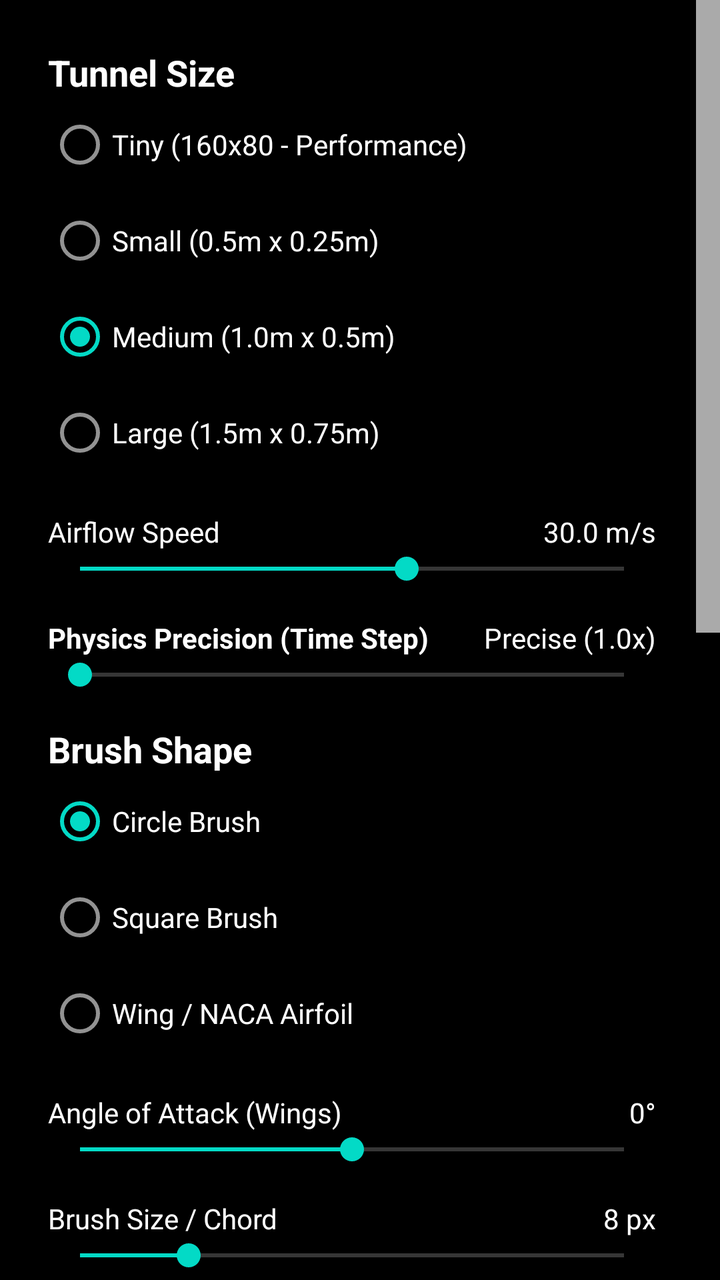
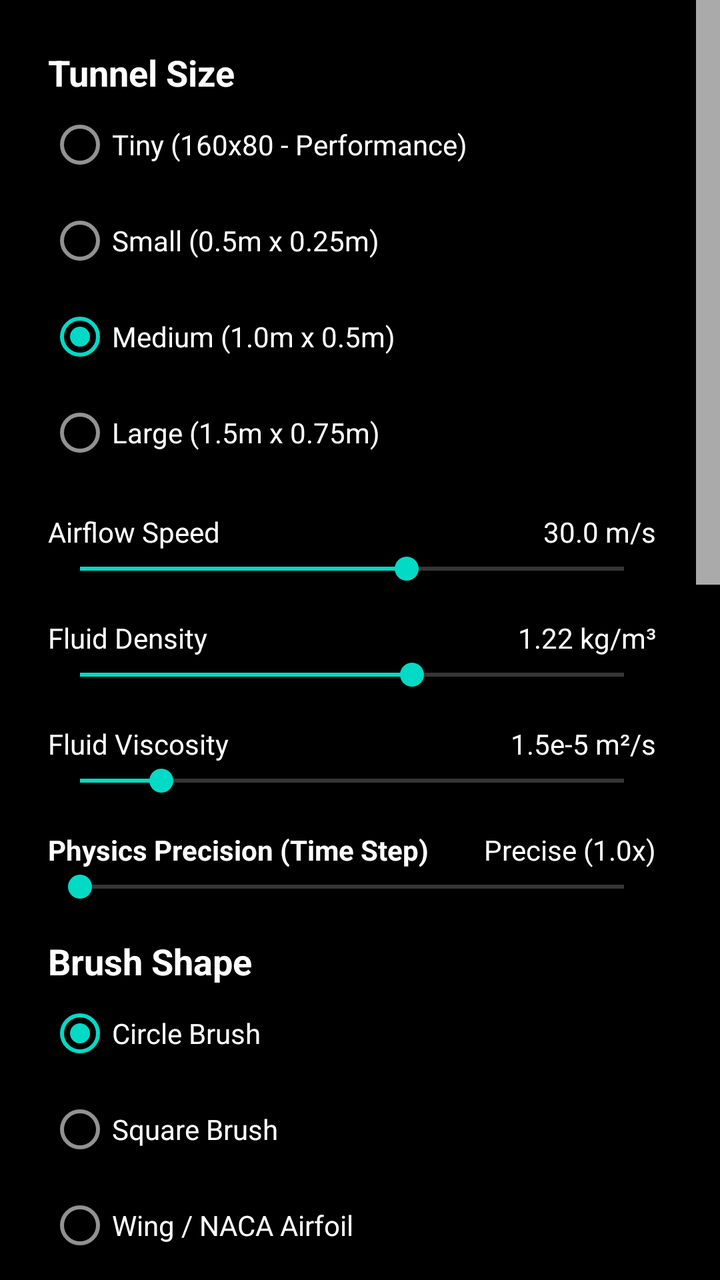

Before-and-after screenshots of an Android layout around one commit, followed by the original layout XML and the change that was made.
<!-- AndroidManifest.xml: application theme Theme.FluidSandbox -->
<!-- res/layout/settings_menu.xml -->
<?xml version="1.0" encoding="utf-8"?>
<androidx.core.widget.NestedScrollView xmlns:android="http://schemas.android.com/apk/res/android"
    android:layout_width="match_parent"
    android:layout_height="wrap_content"
    android:scrollbars="vertical"
    android:fadeScrollbars="false"
    android:scrollbarSize="12dp"
    android:scrollbarThumbVertical="@android:color/darker_gray"
    android:scrollbarStyle="insideOverlay">

    <LinearLayout
        android:layout_width="match_parent"
        android:layout_height="wrap_content"
        android:background="#E0000000"
        android:orientation="vertical"
        android:paddingTop="24dp"
        android:paddingBottom="24dp"
        android:paddingStart="24dp"
        android:paddingEnd="32dp">

        <TextView
            android:layout_width="wrap_content"
            android:layout_height="wrap_content"
            android:text="Tunnel Size"
            android:textColor="@android:color/white"
            android:textSize="18sp"
            android:textStyle="bold" />

        <RadioGroup
            android:id="@+id/rgSize"
            android:layout_width="match_parent"
            android:layout_height="wrap_content"
            android:orientation="vertical">

            <RadioButton
                android:id="@+id/rbTiny"
                android:layout_width="wrap_content"
                android:layout_height="wrap_content"
                android:text="Tiny (160x80 - Performance)"
                android:textColor="@android:color/white" />

            <RadioButton
                android:id="@+id/rbSmall"
                android:layout_width="wrap_content"
                android:layout_height="wrap_content"
                android:text="Small (0.5m x 0.25m)"
                android:textColor="@android:color/white" />

            <RadioButton
                android:id="@+id/rbMedium"
                android:layout_width="wrap_content"
                android:layout_height="wrap_content"
                android:checked="true"
                android:text="Medium (1.0m x 0.5m)"
                android:textColor="@android:color/white" />

            <RadioButton
                android:id="@+id/rbLarge"
                android:layout_width="wrap_content"
                android:layout_height="wrap_content"
                android:text="Large (1.5m x 0.75m)"
                android:textColor="@android:color/white" />
        </RadioGroup>

        <Space
            android:layout_width="match_parent"
            android:layout_height="16dp" />

        <LinearLayout
            android:layout_width="match_parent"
            android:layout_height="wrap_content"
            android:orientation="horizontal">

            <TextView
                android:layout_width="0dp"
                android:layout_height="wrap_content"
                android:layout_weight="1"
                android:text="Airflow Speed"
                android:textColor="@android:color/white" />

            <TextView
                android:id="@+id/tvSpeedValue"
                android:layout_width="wrap_content"
                android:layout_height="wrap_content"
                android:text="30.0 m/s"
                android:textColor="@android:color/white" />
        </LinearLayout>

        <SeekBar
            android:id="@+id/sbSpeed"
            android:layout_width="match_parent"
            android:layout_height="wrap_content"
            android:max="200"
            android:progress="120" />

        <Space
            android:layout_width="match_parent"
            android:layout_height="16dp" />

        <LinearLayout
            android:layout_width="match_parent"
            android:layout_height="wrap_content"
            android:orientation="horizontal">

            <TextView
                android:layout_width="0dp"
                android:layout_height="wrap_content"
                android:layout_weight="1"
                android:text="Physics Precision (Time Step)"
                android:textColor="@android:color/white"
                android:textStyle="bold" />

            <TextView
                android:id="@+id/tvDtValue"
                android:layout_width="wrap_content"
                android:layout_height="wrap_content"
                android:text="Precise (1.0x)"
                android:textColor="@android:color/white" />
        </LinearLayout>

        <SeekBar
            android:id="@+id/sbDtScale"
            android:layout_width="match_parent"
            android:layout_height="wrap_content"
            android:max="40"
            android:progress="0" />

        <Space
            android:layout_width="match_parent"
            android:layout_height="16dp" />

        <TextView
            android:layout_width="wrap_content"
            android:layout_height="wrap_content"
            android:text="Brush Shape"
            android:textColor="@android:color/white"
            android:textSize="18sp"
            android:textStyle="bold" />

        <RadioGroup
            android:id="@+id/rgShape"
            android:layout_width="match_parent"
            android:layout_height="wrap_content"
            android:orientation="vertical">

            <RadioButton
                android:id="@+id/rbCircle"
                android:layout_width="wrap_content"
                android:layout_height="wrap_content"
                android:checked="true"
                android:text="Circle Brush"
                android:textColor="@android:color/white" />

            <RadioButton
                android:id="@+id/rbSquare"
                android:layout_width="wrap_content"
                android:layout_height="wrap_content"
                android:text="Square Brush"
                android:textColor="@android:color/white" />

            <RadioButton
                android:id="@+id/rbNaca"
                android:layout_width="wrap_content"
                android:layout_height="wrap_content"
                android:text="Wing / NACA Airfoil"
                android:textColor="@android:color/white" />
        </RadioGroup>

        <LinearLayout
            android:id="@+id/llNacaSelector"
            android:layout_width="match_parent"
            android:layout_height="wrap_content"
            android:orientation="vertical"
            android:paddingStart="16dp"
            android:visibility="gone">

            <TextView
                android:layout_width="wrap_content"
                android:layout_height="wrap_content"
                android:text="Select Profile"
                android:textColor="#A0FFFFFF"
                android:textSize="12sp" />

            <Spinner
                android:id="@+id/spNacaProfiles"
                android:layout_width="match_parent"
                android:layout_height="48dp"
                android:popupBackground="#202020"
                android:backgroundTint="@android:color/white" />
        </LinearLayout>

        <Space
            android:layout_width="match_parent"
            android:layout_height="16dp" />

        <LinearLayout
            android:layout_width="match_parent"
            android:layout_height="wrap_content"
            android:orientation="horizontal">

            <TextView
                android:layout_width="0dp"
                android:layout_height="wrap_content"
                android:layout_weight="1"
                android:text="Angle of Attack (Wings)"
                android:textColor="@android:color/white" />

            <TextView
                android:id="@+id/tvAoAValue"
                android:layout_width="wrap_content"
                android:layout_height="wrap_content"
                android:text="0°"
                android:textColor="@android:color/white" />
        </LinearLayout>

        <SeekBar
            android:id="@+id/sbAoA"
            android:layout_width="match_parent"
            android:layout_height="wrap_content"
            android:max="40"
            android:progress="20" />

        <Space
            android:layout_width="match_parent"
            android:layout_height="16dp" />

        <LinearLayout
            android:layout_width="match_parent"
            android:layout_height="wrap_content"
            android:orientation="horizontal">

            <TextView
                android:layout_width="0dp"
                android:layout_height="wrap_content"
                android:layout_weight="1"
                android:text="Brush Size / Chord"
                android:textColor="@android:color/white" />

            <TextView
                android:id="@+id/tvBrushSizeValue"
                android:layout_width="wrap_content"
                android:layout_height="wrap_content"
                android:text="8 px"
                android:textColor="@android:color/white" />
        </LinearLayout>

        <SeekBar
            android:id="@+id/sbBrushSize"
            android:layout_width="match_parent"
            android:layout_height="wrap_content"
            android:max="40"
            android:progress="8" />

        <Space
            android:layout_width="match_parent"
            android:layout_height="16dp" />

        <TextView
            android:layout_width="wrap_content"
            android:layout_height="wrap_content"
            android:text="Visualization Map"
            android:textColor="@android:color/white"
            android:textSize="18sp"
            android:textStyle="bold" />

        <RadioGroup
            android:id="@+id/rgViz"
            android:layout_width="match_parent"
            android:layout_height="wrap_content"
            android:orientation="horizontal">

            <RadioButton
                android:id="@+id/rbVizVelocity"
                android:layout_width="wrap_content"
                android:layout_height="wrap_content"
                android:checked="true"
                android:text="Velocity"
                android:textColor="@android:color/white" />

            <RadioButton
                android:id="@+id/rbVizPressure"
                android:layout_width="wrap_content"
                android:layout_height="wrap_content"
                android:text="Static Pressure"
                android:textColor="@android:color/white" />

            <RadioButton
                android:id="@+id/rbVizTotal"
                android:layout_width="wrap_content"
                android:layout_height="wrap_content"
                android:text="Total Pressure"
                android:textColor="@android:color/white" />
        </RadioGroup>

        <Space
            android:layout_width="match_parent"
            android:layout_height="8dp" />

        <androidx.appcompat.widget.SwitchCompat
            android:id="@+id/swAbsolute"
            android:layout_width="match_parent"
            android:layout_height="wrap_content"
            android:text="Absolute Pressure"
            android:textColor="@android:color/white" />

        <Space
            android:layout_width="match_parent"
            android:layout_height="16dp" />

        <TextView
            android:layout_width="wrap_content"
            android:layout_height="wrap_content"
            android:text="Boundary Conditions"
            android:textColor="@android:color/white"
            android:textSize="18sp"
            android:textStyle="bold" />

        <RadioGroup
            android:id="@+id/rgBoundary"
            android:layout_width="match_parent"
            android:layout_height="wrap_content"
            android:orientation="vertical">

            <RadioButton
                android:id="@+id/rbBndPeriodic"
                android:layout_width="wrap_content"
                android:layout_height="wrap_content"
                android:checked="true"
                android:text="Periodic"
                android:textColor="@android:color/white" />

            <RadioButton
                android:id="@+id/rbBndNoSlip"
                android:layout_width="wrap_content"
                android:layout_height="wrap_content"
                android:text="Solid Walls"
                android:textColor="@android:color/white" />

            <RadioButton
                android:id="@+id/rbBndFreeSlip"
                android:layout_width="wrap_content"
                android:layout_height="wrap_content"
                android:text="Symmetry/Smooth"
                android:textColor="@android:color/white" />
        </RadioGroup>

        <Space
            android:layout_width="match_parent"
            android:layout_height="16dp" />

        <androidx.appcompat.widget.SwitchCompat
            android:id="@+id/swTelemetry"
            android:layout_width="match_parent"
            android:layout_height="wrap_content"
            android:checked="true"
            android:text="Show Detailed Stats"
            android:textColor="@android:color/white" />

        <androidx.appcompat.widget.SwitchCompat
            android:id="@+id/swGridlines"
            android:layout_width="match_parent"
            android:layout_height="wrap_content"
            android:text="Show Gridlines"
            android:textColor="@android:color/white" />

        <Space
            android:layout_width="match_parent"
            android:layout_height="16dp" />

        <LinearLayout
            android:layout_width="match_parent"
            android:layout_height="wrap_content"
            android:orientation="horizontal">

            <TextView
                android:layout_width="0dp"
                android:layout_height="wrap_content"
                android:layout_weight="1"
                android:text="Processing Cores"
                android:textColor="@android:color/white"
                android:textStyle="bold" />

            <TextView
                android:id="@+id/tvCoreValue"
                android:layout_width="wrap_content"
                android:layout_height="wrap_content"
                android:text="4"
                android:textColor="@android:color/white" />
        </LinearLayout>

        <SeekBar
            android:id="@+id/sbCores"
            android:layout_width="match_parent"
            android:layout_height="wrap_content"
            android:max="8"
            android:progress="4" />

        <Space
            android:layout_width="match_parent"
            android:layout_height="8dp" />

        <Space
            android:layout_width="match_parent"
            android:layout_height="32dp" />

        <TextView
            android:layout_width="match_parent"
            android:layout_height="wrap_content"
            android:text="Educational Disclaimer:\nThis app is to be used as an educational tool only and not be relied upon for any design calculations. Please allow the flow to stabilise before reading any results, turbulence can cause significant fluctuations. Uses Lattice Boltzmann with Bouzidi–Firdaouss–Lallemand (BFL) scheme for boundary collisions"
            android:textColor="#A0FFFFFF"
            android:textSize="12sp"
            android:textStyle="italic"
            android:gravity="center" />

    </LinearLayout>
</androidx.core.widget.NestedScrollView>
<!-- resources referenced by this layout -->
<resources>
  <style name="Theme.FluidSandbox" parent="Theme.MaterialComponents.NoActionBar">
          
          <item name="colorPrimary">#000000</item>
          <item name="colorPrimaryVariant">#000000</item>
          <item name="colorOnPrimary">#FFFFFF</item>
  
          
          <item name="android:windowBackground">#000000</item>
          <item name="android:navigationBarColor">#000000</item>
          <item name="android:statusBarColor">#000000</item>
  
          
          <item name="bottomSheetDialogTheme">@style/AppBottomSheetDialogTheme</item>
      </style>
  <style name="AppBottomSheetDialogTheme" parent="Theme.Design.Light.BottomSheetDialog">
          <item name="bottomSheetStyle">@style/AppModalStyle</item>
      </style>
  <style name="AppModalStyle" parent="Widget.Design.BottomSheet.Modal">
          <item name="android:background">@android:color/transparent</item>
      </style>
</resources>

<!-- the commit's change to res/layout/settings_menu.xml (unified diff, before → after) -->
@@ -21,7 +21,7 @@
         <TextView
             android:layout_width="wrap_content"
             android:layout_height="wrap_content"
-            android:text="Tunnel Size"
+            android:text="@string/header_tunnel_size"
             android:textColor="@android:color/white"
             android:textSize="18sp"
             android:textStyle="bold" />
@@ -36,14 +36,14 @@
                 android:id="@+id/rbTiny"
                 android:layout_width="wrap_content"
                 android:layout_height="wrap_content"
-                android:text="Tiny (160x80 - Performance)"
+                android:text="@string/rb_tiny"
                 android:textColor="@android:color/white" />
 
             <RadioButton
                 android:id="@+id/rbSmall"
                 android:layout_width="wrap_content"
                 android:layout_height="wrap_content"
-                android:text="Small (0.5m x 0.25m)"
+                android:text="@string/rb_small"
                 android:textColor="@android:color/white" />
 
             <RadioButton
@@ -51,14 +51,14 @@
                 android:layout_width="wrap_content"
                 android:layout_height="wrap_content"
                 android:checked="true"
-                android:text="Medium (1.0m x 0.5m)"
+                android:text="@string/rb_medium"
                 android:textColor="@android:color/white" />
 
             <RadioButton
                 android:id="@+id/rbLarge"
                 android:layout_width="wrap_content"
                 android:layout_height="wrap_content"
-                android:text="Large (1.5m x 0.75m)"
+                android:text="@string/rb_large"
                 android:textColor="@android:color/white" />
         </RadioGroup>
 
@@ -75,7 +75,7 @@
                 android:layout_width="0dp"
                 android:layout_height="wrap_content"
                 android:layout_weight="1"
-                android:text="Airflow Speed"
+                android:text="@string/label_airflow_speed"
                 android:textColor="@android:color/white" />
 
             <TextView
@@ -106,7 +106,69 @@
                 android:layout_width="0dp"
                 android:layout_height="wrap_content"
                 android:layout_weight="1"
-                android:text="Physics Precision (Time Step)"
+                android:text="@string/label_fluid_density"
+                android:textColor="@android:color/white" />
+
+            <TextView
+                android:id="@+id/tvDensityValue"
+                android:layout_width="wrap_content"
+                android:layout_height="wrap_content"
+                android:text="1.22 kg/m³"
+                android:textColor="@android:color/white" />
+        </LinearLayout>
+
+        <SeekBar
+            android:id="@+id/sbDensity"
+            android:layout_width="match_parent"
+            android:layout_height="wrap_content"
+            android:max="200"
+            android:progress="122" />
+
+        <Space
+            android:layout_width="match_parent"
+            android:layout_height="16dp" />
+
+        <LinearLayout
+            android:layout_width="match_parent"
+            android:layout_height="wrap_content"
+            android:orientation="horizontal">
+
+            <TextView
+                android:layout_width="0dp"
+                android:layout_height="wrap_content"
+                android:layout_weight="1"
+                android:text="@string/label_fluid_viscosity"
+                android:textColor="@android:color/white" />
+
+            <TextView
+                android:id="@+id/tvViscosityValue"
+                android:layout_width="wrap_content"
+                android:layout_height="wrap_content"
+                android:text="1.5e-5 m²/s"
+                android:textColor="@android:color/white" />
+        </LinearLayout>
+
+        <SeekBar
+            android:id="@+id/sbViscosity"
+            android:layout_width="match_parent"
+            android:layout_height="wrap_content"
+            android:max="100"
+            android:progress="15" />
+
+        <Space
+            android:layout_width="match_parent"
+            android:layout_height="16dp" />
+
+        <LinearLayout
+            android:layout_width="match_parent"
+            android:layout_height="wrap_content"
+            android:orientation="horizontal">
+
+            <TextView
+                android:layout_width="0dp"
+                android:layout_height="wrap_content"
+                android:layout_weight="1"
+                android:text="@string/label_physics_precision"
                 android:textColor="@android:color/white"
                 android:textStyle="bold" />
 
@@ -132,7 +194,7 @@
         <TextView
             android:layout_width="wrap_content"
             android:layout_height="wrap_content"
-            android:text="Brush Shape"
+            android:text="@string/header_brush_shape"
             android:textColor="@android:color/white"
             android:textSize="18sp"
             android:textStyle="bold" />
@@ -148,21 +210,21 @@
                 android:layout_width="wrap_content"
                 android:layout_height="wrap_content"
                 android:checked="true"
-                android:text="Circle Brush"
+                android:text="@string/rb_circle"
                 android:textColor="@android:color/white" />
 
             <RadioButton
                 android:id="@+id/rbSquare"
                 android:layout_width="wrap_content"
                 android:layout_height="wrap_content"
-                android:text="Square Brush"
+                android:text="@string/rb_square"
                 android:textColor="@android:color/white" />
 
             <RadioButton
                 android:id="@+id/rbNaca"
                 android:layout_width="wrap_content"
                 android:layout_height="wrap_content"
-                android:text="Wing / NACA Airfoil"
+                android:text="@string/rb_naca"
                 android:textColor="@android:color/white" />
         </RadioGroup>
 
@@ -177,7 +239,7 @@
             <TextView
                 android:layout_width="wrap_content"
                 android:layout_height="wrap_content"
-                android:text="Select Profile"
+                android:text="@string/label_select_profile"
                 android:textColor="#A0FFFFFF"
                 android:textSize="12sp" />
 
@@ -202,7 +264,7 @@
                 android:layout_width="0dp"
                 android:layout_height="wrap_content"
                 android:layout_weight="1"
-                android:text="Angle of Attack (Wings)"
+                android:text="@string/label_aoa"
                 android:textColor="@android:color/white" />
 
             <TextView
@@ -233,7 +295,7 @@
                 android:layout_width="0dp"
                 android:layout_height="wrap_content"
                 android:layout_weight="1"
-                android:text="Brush Size / Chord"
+                android:text="@string/label_brush_size"
                 android:textColor="@android:color/white" />
 
             <TextView
@@ -258,7 +320,7 @@
         <TextView
             android:layout_width="wrap_content"
             android:layout_height="wrap_content"
-            android:text="Visualization Map"
+            android:text="@string/header_visualization"
             android:textColor="@android:color/white"
             android:textSize="18sp"
             android:textStyle="bold" />
@@ -274,21 +336,21 @@
                 android:layout_width="wrap_content"
                 android:layout_height="wrap_content"
                 android:checked="true"
-                android:text="Velocity"
+                android:text="@string/rb_viz_velocity"
                 android:textColor="@android:color/white" />
 
             <RadioButton
                 android:id="@+id/rbVizPressure"
                 android:layout_width="wrap_content"
                 android:layout_height="wrap_content"
-                android:text="Static Pressure"
+                android:text="@string/rb_viz_pressure"
                 android:textColor="@android:color/white" />
 
             <RadioButton
                 android:id="@+id/rbVizTotal"
                 android:layout_width="wrap_content"
                 android:layout_height="wrap_content"
-                android:text="Total Pressure"
+                android:text="@string/rb_viz_total"
                 android:textColor="@android:color/white" />
         </RadioGroup>
 
@@ -300,7 +362,7 @@
             android:id="@+id/swAbsolute"
             android:layout_width="match_parent"
             android:layout_height="wrap_content"
-            android:text="Absolute Pressure"
+            android:text="@string/sw_absolute_pressure"
             android:textColor="@android:color/white" />
 
         <Space
@@ -310,7 +372,7 @@
         <TextView
             android:layout_width="wrap_content"
             android:layout_height="wrap_content"
-            android:text="Boundary Conditions"
+            android:text="@string/header_boundaries"
             android:textColor="@android:color/white"
             android:textSize="18sp"
             android:textStyle="bold" />
@@ -326,21 +388,21 @@
                 android:layout_width="wrap_content"
                 android:layout_height="wrap_content"
                 android:checked="true"
-                android:text="Periodic"
+                android:text="@string/rb_bnd_periodic"
                 android:textColor="@android:color/white" />
 
             <RadioButton
                 android:id="@+id/rbBndNoSlip"
                 android:layout_width="wrap_content"
                 android:layout_height="wrap_content"
-                android:text="Solid Walls"
+                android:text="@string/rb_bnd_no_slip"
                 android:textColor="@android:color/white" />
 
             <RadioButton
                 android:id="@+id/rbBndFreeSlip"
                 android:layout_width="wrap_content"
                 android:layout_height="wrap_content"
-                android:text="Symmetry/Smooth"
+                android:text="@string/rb_bnd_free_slip"
                 android:textColor="@android:color/white" />
         </RadioGroup>
 
@@ -353,14 +415,14 @@
             android:layout_width="match_parent"
             android:layout_height="wrap_content"
             android:checked="true"
-            android:text="Show Detailed Stats"
+            android:text="@string/sw_telemetry"
             android:textColor="@android:color/white" />
 
         <androidx.appcompat.widget.SwitchCompat
             android:id="@+id/swGridlines"
             android:layout_width="match_parent"
             android:layout_height="wrap_content"
-            android:text="Show Gridlines"
+            android:text="@string/sw_gridlines"
             android:textColor="@android:color/white" />
 
         <Space
@@ -376,7 +438,7 @@
                 android:layout_width="0dp"
                 android:layout_height="wrap_content"
                 android:layout_weight="1"
-                android:text="Processing Cores"
+                android:text="@string/label_processing_cores"
                 android:textColor="@android:color/white"
                 android:textStyle="bold" />
 
@@ -406,7 +468,7 @@
         <TextView
             android:layout_width="match_parent"
             android:layout_height="wrap_content"
-            android:text="Educational Disclaimer:\nThis app is to be used as an educational tool only and not be relied upon for any design calculations. Please allow the flow to stabilise before reading any results, turbulence can cause significant fluctuations. Uses Lattice Boltzmann with Bouzidi–Firdaouss–Lallemand (BFL) scheme for boundary collisions"
+            android:text="@string/disclaimer_text"
             android:textColor="#A0FFFFFF"
             android:textSize="12sp"
             android:textStyle="italic"
<!-- resource entries referenced after the edit -->
@@ -1,5 +1,34 @@
 <!-- resources referenced by this layout -->
 <resources>
+  <string name="disclaimer_text">Educational Disclaimer:\nThis app is to be used as an educational tool only and not be relied upon for any design calculations. Please allow the flow to stabilise before reading any results, turbulence can cause significant fluctuations. Uses Lattice Boltzmann with Bouzidi–Firdaouss–Lallemand (BFL) scheme for boundary collisions</string>
+  <string name="header_boundaries">Boundary Conditions</string>
+  <string name="header_brush_shape">Brush Shape</string>
+  <string name="header_tunnel_size">Tunnel Size</string>
+  <string name="header_visualization">Visualization Map</string>
+  <string name="label_airflow_speed">Airflow Speed</string>
+  <string name="label_aoa">Angle of Attack (Wings)</string>
+  <string name="label_brush_size">Brush Size / Chord</string>
+  <string name="label_fluid_density">Fluid Density</string>
+  <string name="label_fluid_viscosity">Fluid Viscosity</string>
+  <string name="label_physics_precision">Physics Precision (Time Step)</string>
+  <string name="label_processing_cores">Processing Cores</string>
+  <string name="label_select_profile">Select Profile</string>
+  <string name="rb_bnd_free_slip">Symmetry/Smooth</string>
+  <string name="rb_bnd_no_slip">Solid Walls</string>
+  <string name="rb_bnd_periodic">Periodic</string>
+  <string name="rb_circle">Circle Brush</string>
+  <string name="rb_large">Large (1.5m x 0.75m)</string>
+  <string name="rb_medium">Medium (1.0m x 0.5m)</string>
+  <string name="rb_naca">Wing / NACA Airfoil</string>
+  <string name="rb_small">Small (0.5m x 0.25m)</string>
+  <string name="rb_square">Square Brush</string>
+  <string name="rb_tiny">Tiny (160x80 - Performance)</string>
+  <string name="rb_viz_pressure">Static Pressure</string>
+  <string name="rb_viz_total">Total Pressure</string>
+  <string name="rb_viz_velocity">Velocity</string>
+  <string name="sw_absolute_pressure">Absolute Pressure</string>
+  <string name="sw_gridlines">Show Gridlines</string>
+  <string name="sw_telemetry">Show Detailed Stats</string>
   <style name="Theme.FluidSandbox" parent="Theme.MaterialComponents.NoActionBar">
           
           <item name="colorPrimary">#000000</item>
